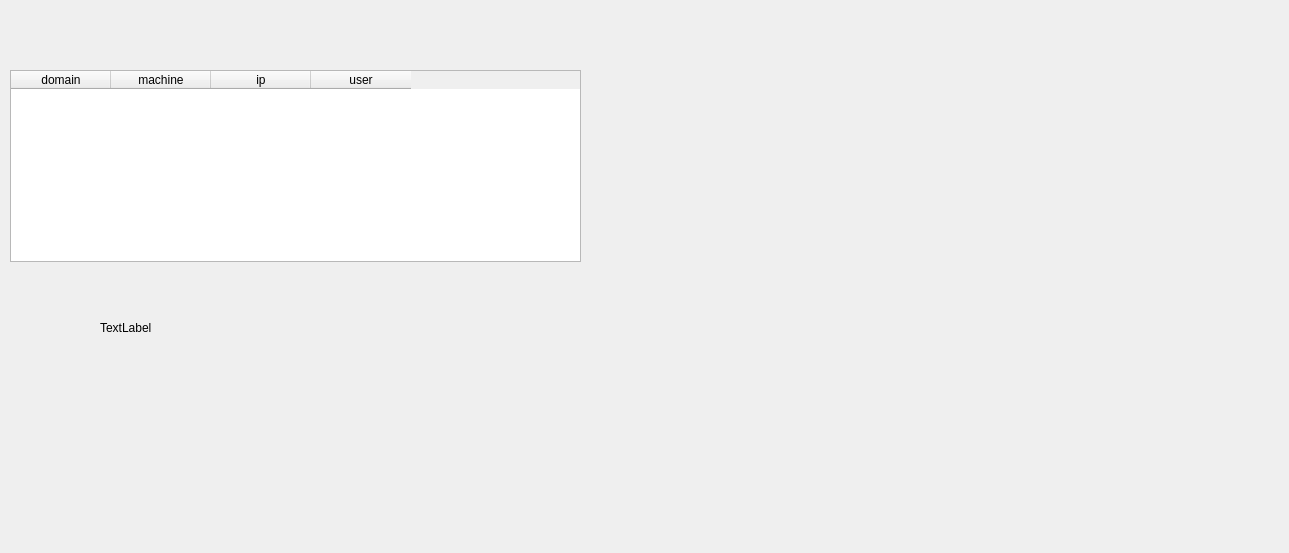
Before: the Qt Designer form server/mainwindow.ui in antonak387/monitoring-work-activity, drawn with Qt 5.
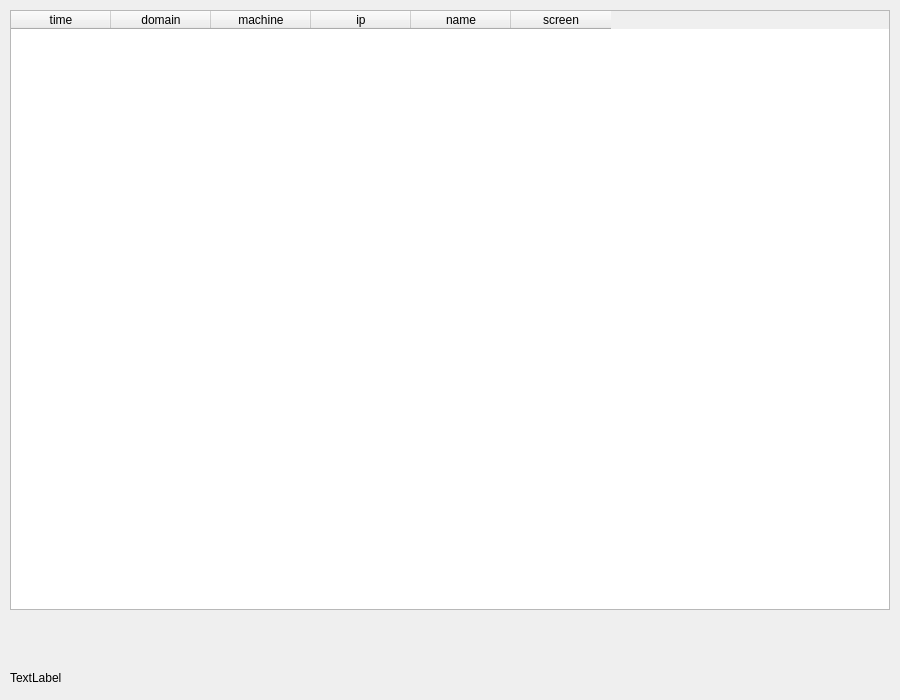
After: the same form once the commit is applied.

Patch:
```diff
--- a/server/mainwindow.ui
+++ b/server/mainwindow.ui
@@ -6,8 +6,8 @@
    <rect>
     <x>0</x>
     <y>0</y>
-    <width>1289</width>
-    <height>553</height>
+    <width>900</width>
+    <height>700</height>
    </rect>
   </property>
   <property name="windowTitle">
@@ -18,17 +18,19 @@
     <property name="geometry">
      <rect>
       <x>10</x>
-      <y>70</y>
-      <width>571</width>
-      <height>192</height>
+      <y>10</y>
+      <width>880</width>
+      <height>600</height>
      </rect>
     </property>
     <property name="rowCount">
      <number>0</number>
     </property>
-    <property name="columnCount">
-     <number>4</number>
-    </property>
+    <column>
+     <property name="text">
+      <string>time</string>
+     </property>
+    </column>
     <column>
      <property name="text">
       <string>domain</string>
@@ -46,15 +48,20 @@
     </column>
     <column>
      <property name="text">
-      <string>user</string>
+      <string>name</string>
+     </property>
+    </column>
+    <column>
+     <property name="text">
+      <string>screen</string>
      </property>
     </column>
    </widget>
    <widget class="QLabel" name="label">
     <property name="geometry">
      <rect>
-      <x>100</x>
-      <y>320</y>
+      <x>10</x>
+      <y>670</y>
       <width>551</width>
       <height>16</height>
      </rect>
```
